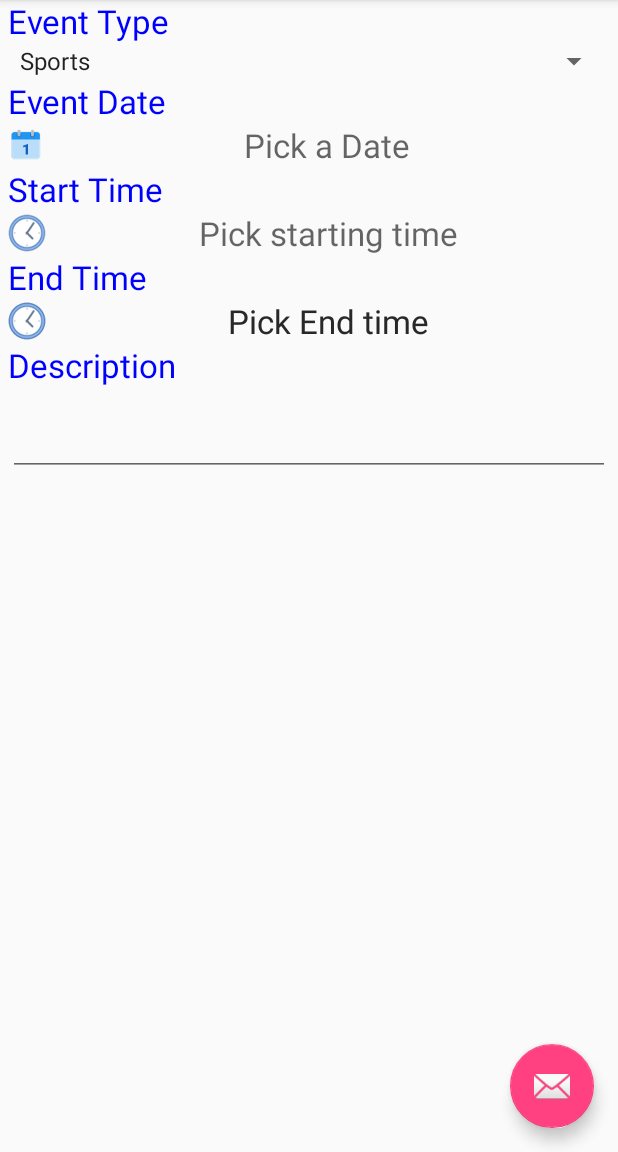
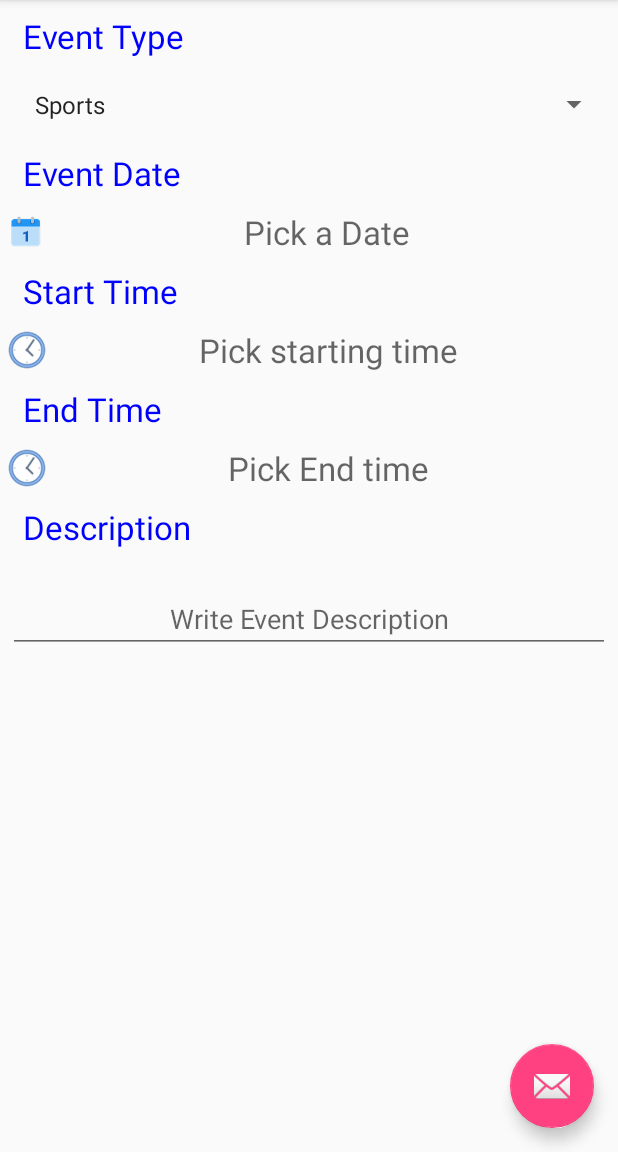
Before and after one commit to melyaman/Weew, an Android app: the fragment Create placed in its activity, on a phone screen of 412 x 824 dp, the part 84-1236 px from its top. Run offline under Robolectric (Android 15) with nearby library versions, the light colour scheme and no system bars.

Commit message:
Maps and Create Events

```diff
--- a/app/src/main/java/preferences/android/eurecom/fr/weew3/Create.java
+++ b/app/src/main/java/preferences/android/eurecom/fr/weew3/Create.java
@@ -46,7 +46,7 @@
         // Specify the layout to use when the list of choices appears
         adapter.setDropDownViewResource(android.R.layout.simple_spinner_dropdown_item);
         // Apply the adapter to the spinner
-        Spinner spinner = (Spinner) rootView.findViewById(R.id.eventTypeSpinner);
+        final Spinner spinner = (Spinner) rootView.findViewById(R.id.eventTypeSpinner);
         spinner.setAdapter(adapter);
         ///// calendar popup ////
         final EditText edittext;
@@ -126,6 +126,10 @@
                 }, hour, minute, true);
                 mTimePicker.setTitle("Select Time");
                 mTimePicker.show();
+                System.out.println(spinner);
+                System.out.println(edittext.getText());
+                System.out.println(startText.getText());
+                System.out.println(endText.getText());
             }
         });
 
--- a/app/src/main/res/layout/fragment_create.xml
+++ b/app/src/main/res/layout/fragment_create.xml
@@ -14,7 +14,8 @@
         android:layout_width="match_parent"
         android:layout_height="wrap_content"
         android:id="@+id/text_event_type"
-        android:layout_marginTop="50dp"/>
+        android:layout_marginTop="50dp"
+        android:padding="10dp" />
 
     <Spinner style="@android:style/TextAppearance.Large"
         android:id="@+id/eventTypeSpinner"
@@ -23,14 +24,15 @@
         android:layout_alignParentLeft="true"
         android:entries="@array/event_choices"
         android:layout_below="@id/text_event_type"
-        />
+        android:padding="10dp" />
     <TextView style="@android:style/TextAppearance.Large"
         android:text="Event Date"
         android:textColor="#0000FF"
         android:layout_width="match_parent"
         android:layout_height="wrap_content"
         android:id="@+id/text_event_date"
-        android:layout_below="@id/eventTypeSpinner"/>
+        android:layout_below="@id/eventTypeSpinner"
+        android:padding="10dp" />
 
     <EditText style="@android:style/TextAppearance.Large"
         android:layout_width="match_parent"
@@ -51,7 +53,8 @@
         android:layout_width="match_parent"
         android:layout_height="wrap_content"
         android:id="@+id/text_event_start"
-        android:layout_below="@id/eventDateText"/>
+        android:layout_below="@id/eventDateText"
+        android:padding="10dp" />
     <EditText style="@android:style/TextAppearance.Large"
         android:layout_width="match_parent"
         android:layout_height="wrap_content"
@@ -71,7 +74,8 @@
         android:layout_width="match_parent"
         android:layout_height="wrap_content"
         android:id="@+id/text_event_end"
-        android:layout_below="@id/eventStartText"/>
+        android:layout_below="@id/eventStartText"
+        android:padding="10dp" />
     <EditText style="@android:style/TextAppearance.Large"
         android:layout_width="match_parent"
         android:layout_height="wrap_content"
@@ -91,7 +95,8 @@
         android:layout_width="match_parent"
         android:layout_height="wrap_content"
         android:id="@+id/text_event_description"
-        android:layout_below="@id/eventEndText"/>
+        android:layout_below="@id/eventEndText"
+        android:padding="10dp" />
 
     <EditText
         android:layout_width="wrap_content"
@@ -103,21 +108,9 @@
         android:layout_marginTop="14dp"
         android:id="@+id/editText"
         android:layout_alignParentRight="true"
-        android:layout_alignParentEnd="true" />
-
-    <EditText style="@android:style/TextAppearance.Large"
-        android:layout_width="match_parent"
-        android:layout_height="wrap_content"
-        android:inputType="textPersonName"
-        android:ems="10"
-        android:id="@+id/eventLocationText"
-        android:focusable="false"
-        android:drawableLeft="@drawable/ic_clock"
-        android:layout_below="@id/text_event_end"
-        android:ellipsize="start"
-        android:gravity="center"
-        android:hint="Pick End time"
-        android:background="@drawable/edit_text_style"/>
+        android:layout_alignParentEnd="true"
+        android:hint="Write Event Description"
+        android:gravity="center"/>
 
 
 </RelativeLayout>
--- a/app/src/main/res/values/strings.xml
+++ b/app/src/main/res/values/strings.xml
@@ -18,4 +18,5 @@
     <string name="welcome">Welcome</string>
     <string name="btn_logout">LOGOUT</string>
     <string name="name">Fullname</string>
+    <string name="title_activity_maps">Map</string>
 </resources>
```
Also changed, not shown: app/build.gradle (+4 -3 lines), app/src/main/AndroidManifest.xml (+35 -7 lines).
